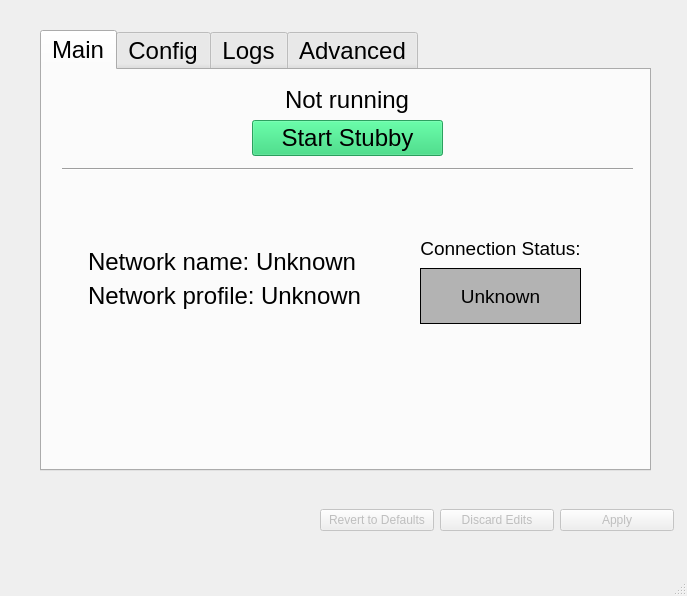
First picture: the form in mainwindow.ui, repository Sinodun/Stubby_Manager, before the edit.
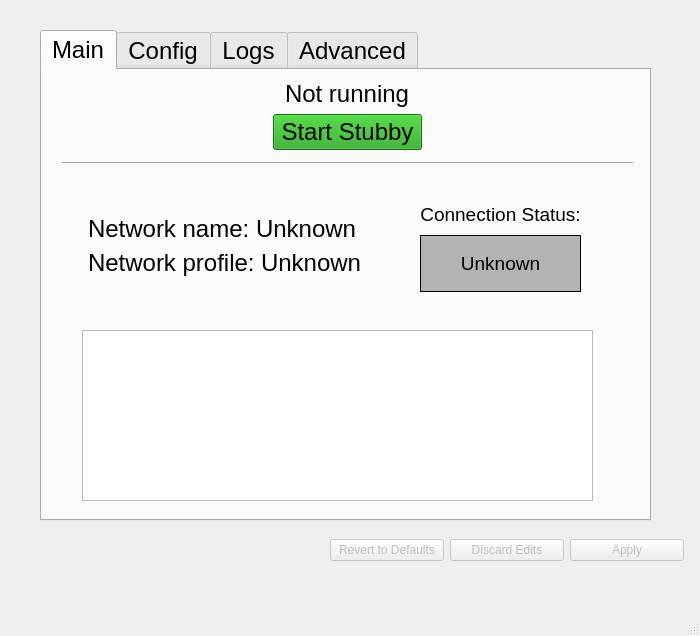
Second picture: the form after the edit.

Commit message: Add first pass at status window. Messages need to be abstracted out to higher layer in manager….

```diff
--- a/mainwindow.ui
+++ b/mainwindow.ui
@@ -6,8 +6,8 @@
    <rect>
     <x>0</x>
     <y>0</y>
-    <width>687</width>
-    <height>596</height>
+    <width>700</width>
+    <height>636</height>
    </rect>
   </property>
   <property name="windowTitle">
@@ -20,7 +20,7 @@
       <x>40</x>
       <y>30</y>
       <width>611</width>
-      <height>441</height>
+      <height>491</height>
      </rect>
     </property>
     <property name="font">
@@ -48,7 +48,7 @@
         <x>20</x>
         <y>10</y>
         <width>571</width>
-        <height>301</height>
+        <height>241</height>
        </rect>
       </property>
       <layout class="QVBoxLayout" name="verticalLayout" stretch="1,1,0,0,6">
@@ -99,7 +99,7 @@
         </layout>
        </item>
        <item>
-        <layout class="QHBoxLayout" name="horizontalLayout_5" stretch="1,1,1">
+        <layout class="QHBoxLayout" name="horizontalLayout_5" stretch="10,7,10">
          <item>
           <spacer name="horizontalSpacer_8">
            <property name="orientation">
@@ -121,10 +121,11 @@
             </font>
            </property>
            <property name="autoFillBackground">
-            <bool>true</bool>
+            <bool>false</bool>
            </property>
            <property name="styleSheet">
-            <string notr="true">background-color: rgba(33, 208, 109, 222);
+            <string notr="true">background-color: rgb(29, 163, 18);
+
 </string>
            </property>
            <property name="text">
@@ -183,7 +184,7 @@
           </spacer>
          </item>
          <item>
-          <layout class="QVBoxLayout" name="verticalLayout_2" stretch="4,0,0,4">
+          <layout class="QVBoxLayout" name="verticalLayout_2" stretch="2,0,0,2">
            <item>
             <spacer name="verticalSpacer_3">
              <property name="orientation">
@@ -262,7 +263,7 @@
           </spacer>
          </item>
          <item>
-          <layout class="QVBoxLayout" name="verticalLayout_3" stretch="20,10,20,20">
+          <layout class="QVBoxLayout" name="verticalLayout_3" stretch="10,10,20,10">
            <item>
             <spacer name="verticalSpacer_5">
              <property name="orientation">
@@ -348,6 +349,24 @@
        </item>
       </layout>
      </widget>
+     <widget class="QTextEdit" name="statusOutput">
+      <property name="geometry">
+       <rect>
+        <x>40</x>
+        <y>260</y>
+        <width>511</width>
+        <height>171</height>
+       </rect>
+      </property>
+      <property name="font">
+       <font>
+        <pointsize>12</pointsize>
+       </font>
+      </property>
+      <property name="readOnly">
+       <bool>true</bool>
+      </property>
+     </widget>
     </widget>
     <widget class="QWidget" name="config_tab">
      <attribute name="title">
@@ -724,8 +743,8 @@
    <widget class="QWidget" name="horizontalLayoutWidget_6">
     <property name="geometry">
      <rect>
-      <x>320</x>
-      <y>500</y>
+      <x>330</x>
+      <y>530</y>
       <width>354</width>
       <height>41</height>
      </rect>
```
Left out of the diff: 2 changed lines with no effect on the pictures. The commit also changes 5 other files.
